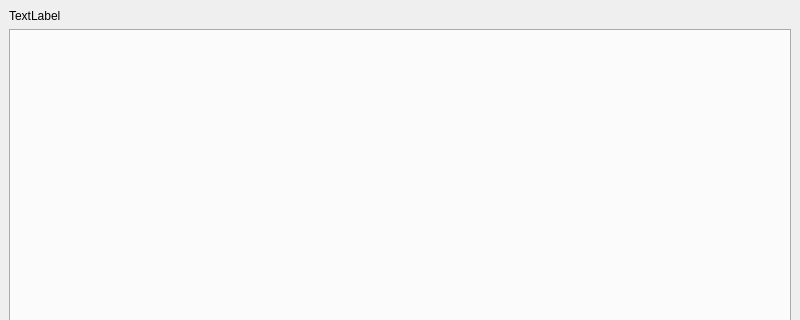
Above: OHQuery_Client/mainwindow.ui from ArashMassoudieh/OpenHydroQual before the change; both pictures show x 0 to 800 and y 0 to 320 of the 800 by 600 pixel window. Below: the same form after it.
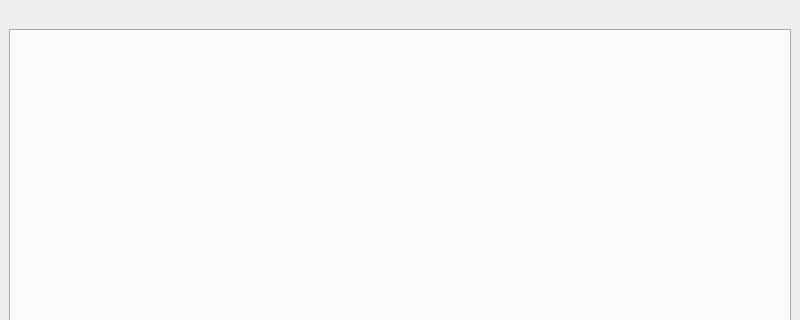
That is the form after the change.

```diff
--- a/OHQuery_Client/mainwindow.ui
+++ b/OHQuery_Client/mainwindow.ui
@@ -18,7 +18,7 @@
     <item>
      <widget class="QLabel" name="label">
       <property name="text">
-       <string>TextLabel</string>
+       <string/>
       </property>
      </widget>
     </item>
```
